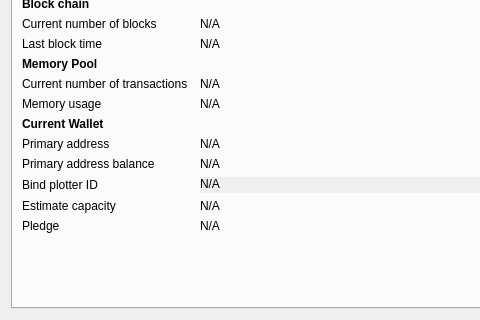
Qt form src/qt/forms/debugwindow.ui (goomario/btchd) before a commit; both pictures show x 0 to 480 and y 229 to 549 of the 740 by 549 pixel window.
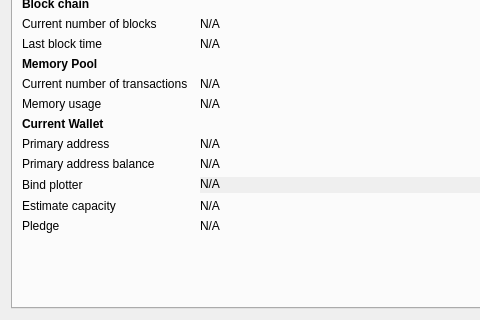
The same form after that commit. Icons and pictures are not drawn. Custom widgets are drawn as their Qt base class.

Commit message: implemetation bind plotter and rpc

What changed in the file:
```diff
--- a/src/qt/forms/debugwindow.ui
+++ b/src/qt/forms/debugwindow.ui
@@ -443,7 +443,7 @@
        <item row="18" column="0">
         <widget class="QLabel" name="labelBindPlotterId">
          <property name="text">
-          <string>Bind plotter ID</string>
+          <string>Bind plotter</string>
          </property>
         </widget>
        </item>
```
Left out of the diff: 2 changed lines with no effect on the pictures. The commit also changes 33 other files.
